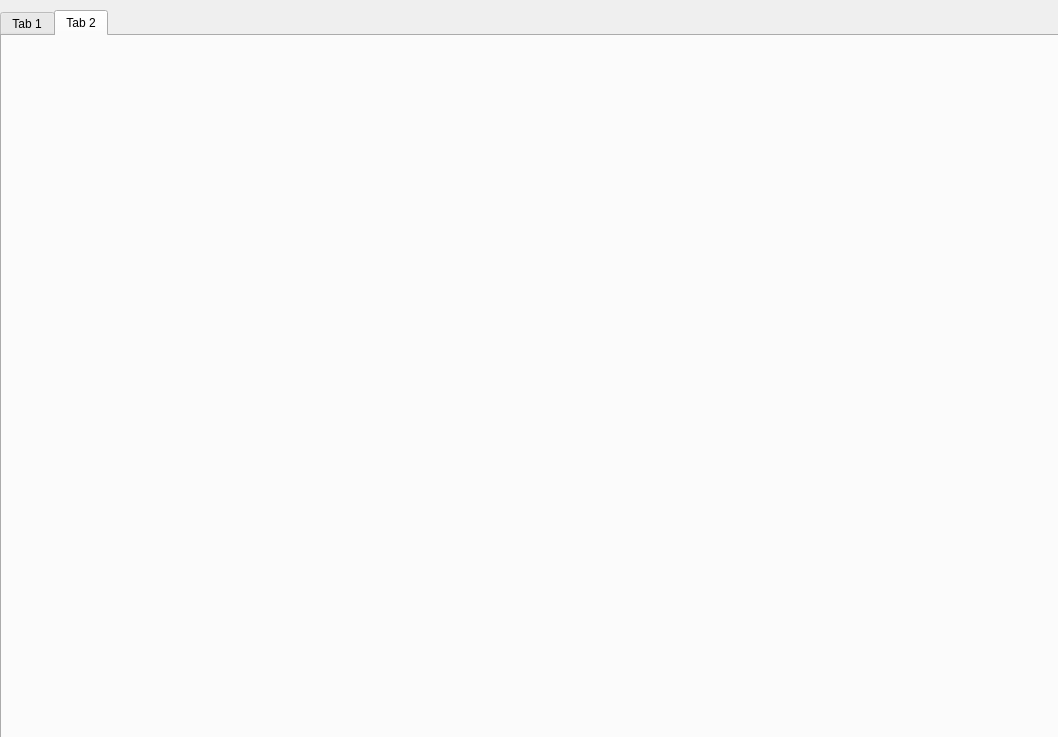
This is src/for_1426/ImageProcessing/otameshihistui.ui in ChisatoKasebayashi/Dorayaki as Qt 5 draws it before an edit. The edited form follows.
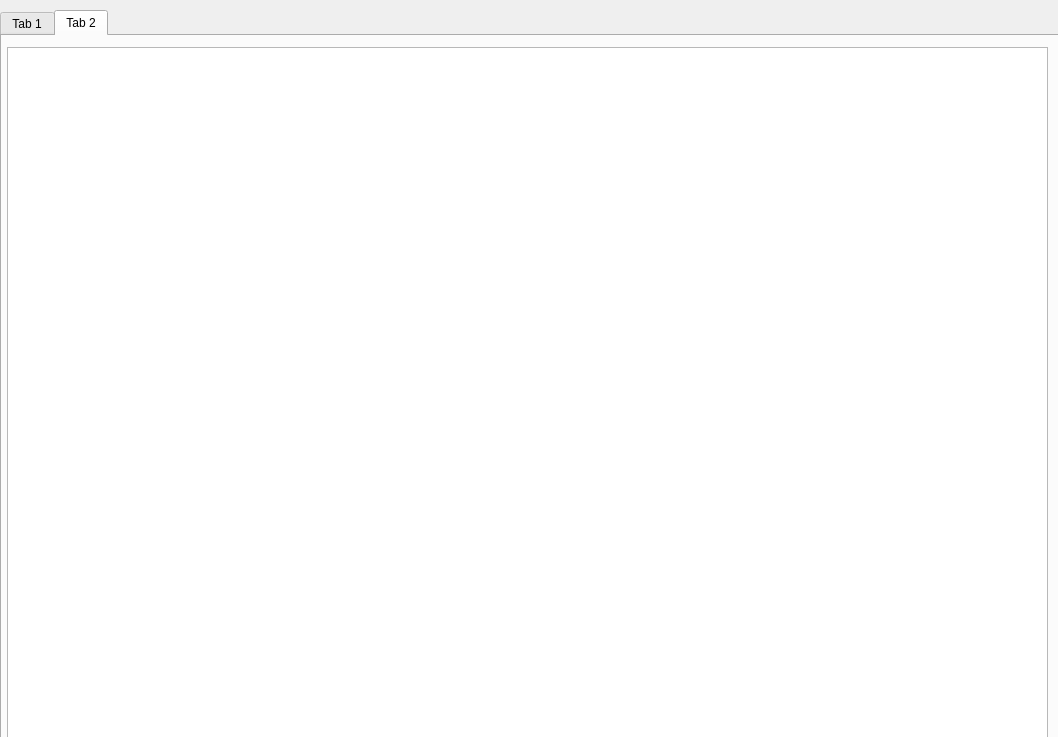
This is the edited form.

```diff
--- a/src/for_1426/ImageProcessing/otameshihistui.ui
+++ b/src/for_1426/ImageProcessing/otameshihistui.ui
@@ -366,7 +366,7 @@
        <string>■Color_histogram</string>
       </property>
      </widget>
-     <widget class="QGraphicsView" name="visualizeColor">
+     <widget class="QGraphicsView" name="hoge">
       <property name="geometry">
        <rect>
         <x>0</x>
@@ -400,6 +400,16 @@
      <attribute name="title">
       <string>Tab 2</string>
      </attribute>
+     <widget class="QGraphicsView" name="visualizeColor">
+      <property name="geometry">
+       <rect>
+        <x>5</x>
+        <y>11</y>
+        <width>1041</width>
+        <height>691</height>
+       </rect>
+      </property>
+     </widget>
     </widget>
    </widget>
   </widget>
```
Left out of the diff: 4 changed lines with no effect on the pictures.
